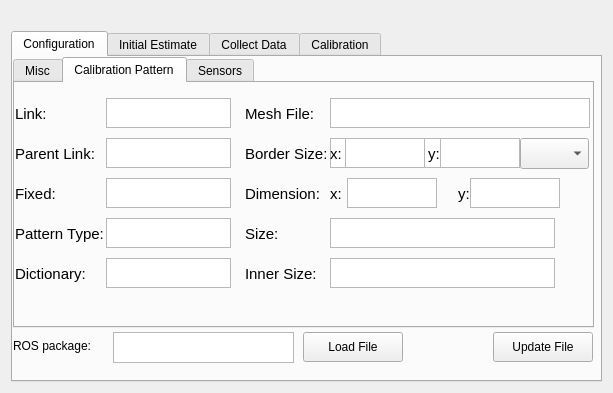
Above: atom_rviz_plugin/src/ui/calibration_panel.ui from lardemua/atom_rviz_plugin before the change. Below: the same form after it.
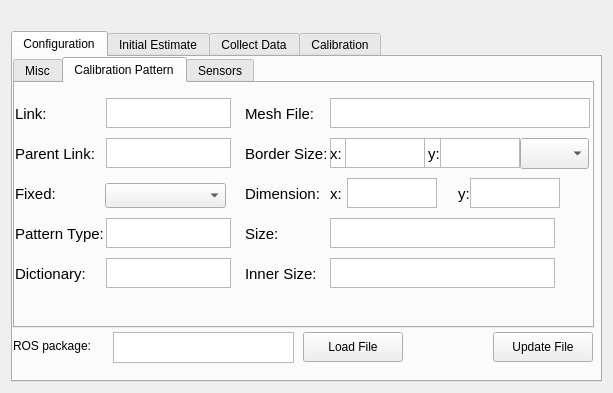
That is the form after the change. The open tabs and pages were chosen to show the change.

What changed in the file:
```diff
--- a/atom_rviz_plugin/src/ui/calibration_panel.ui
+++ b/atom_rviz_plugin/src/ui/calibration_panel.ui
@@ -359,54 +359,6 @@
           <string>Fixed:</string>
          </property>
         </widget>
-        <widget class="QTextEdit" name="paramCalibPatFixedTextEdit">
-         <property name="enabled">
-          <bool>true</bool>
-         </property>
-         <property name="geometry">
-          <rect>
-           <x>91</x>
-           <y>95</y>
-           <width>125</width>
-           <height>30</height>
-          </rect>
-         </property>
-         <property name="sizePolicy">
-          <sizepolicy hsizetype="Expanding" vsizetype="Expanding">
-           <horstretch>0</horstretch>
-           <verstretch>0</verstretch>
-          </sizepolicy>
-         </property>
-         <property name="minimumSize">
-          <size>
-           <width>0</width>
-           <height>0</height>
-          </size>
-         </property>
-         <property name="maximumSize">
-          <size>
-           <width>16777215</width>
-           <height>16777215</height>
-          </size>
-         </property>
-         <property name="sizeIncrement">
-          <size>
-           <width>0</width>
-           <height>-31072</height>
-          </size>
-         </property>
-         <property name="baseSize">
-          <size>
-           <width>0</width>
-           <height>0</height>
-          </size>
-         </property>
-         <property name="font">
-          <font>
-           <pointsize>10</pointsize>
-          </font>
-         </property>
-        </widget>
         <widget class="QLabel" name="paramCalibPatPatternTypeLabel">
          <property name="geometry">
           <rect>
@@ -1101,6 +1053,19 @@
           </font>
          </property>
         </widget>
+        <widget class="QComboBox" name="paramCalibPatFixedComboBox">
+         <property name="geometry">
+          <rect>
+           <x>90</x>
+           <y>100</y>
+           <width>121</width>
+           <height>25</height>
+          </rect>
+         </property>
+         <property name="maxVisibleItems">
+          <number>2</number>
+         </property>
+        </widget>
         <zorder>paramBorderSizeScalarTextEdit</zorder>
         <zorder>paramCalibPatLinkTextEdit</zorder>
         <zorder>paramCalibPatLinkLabel</zorder>
```
Left out of the diff: 6 changed lines with no effect on the pictures.
